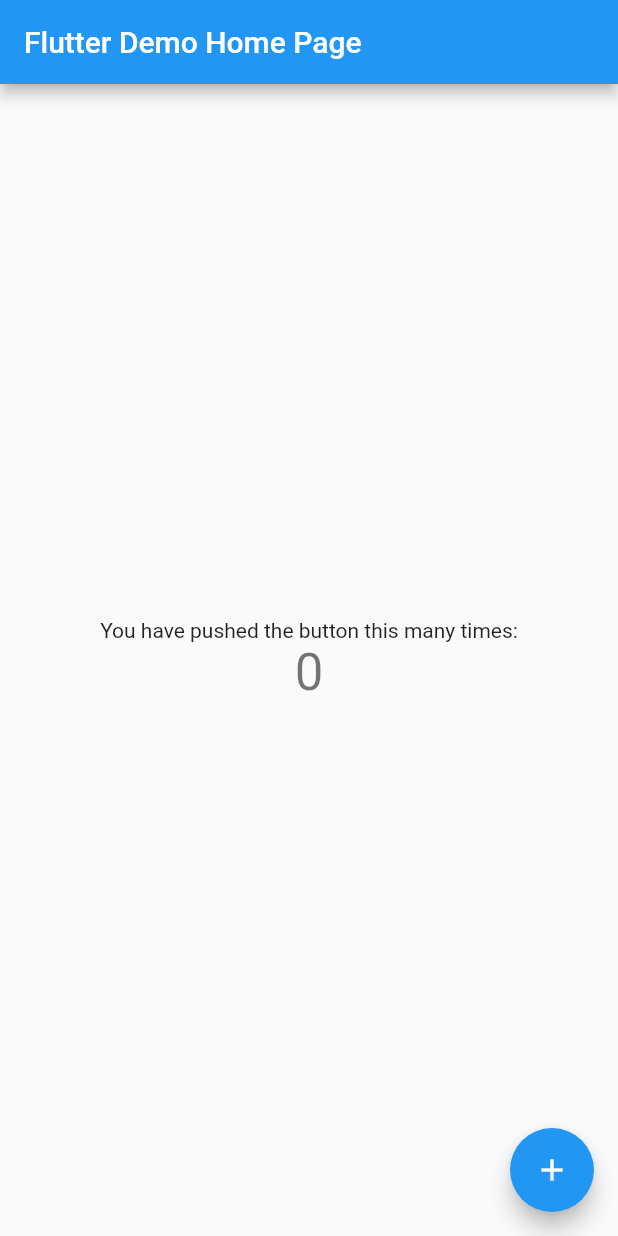
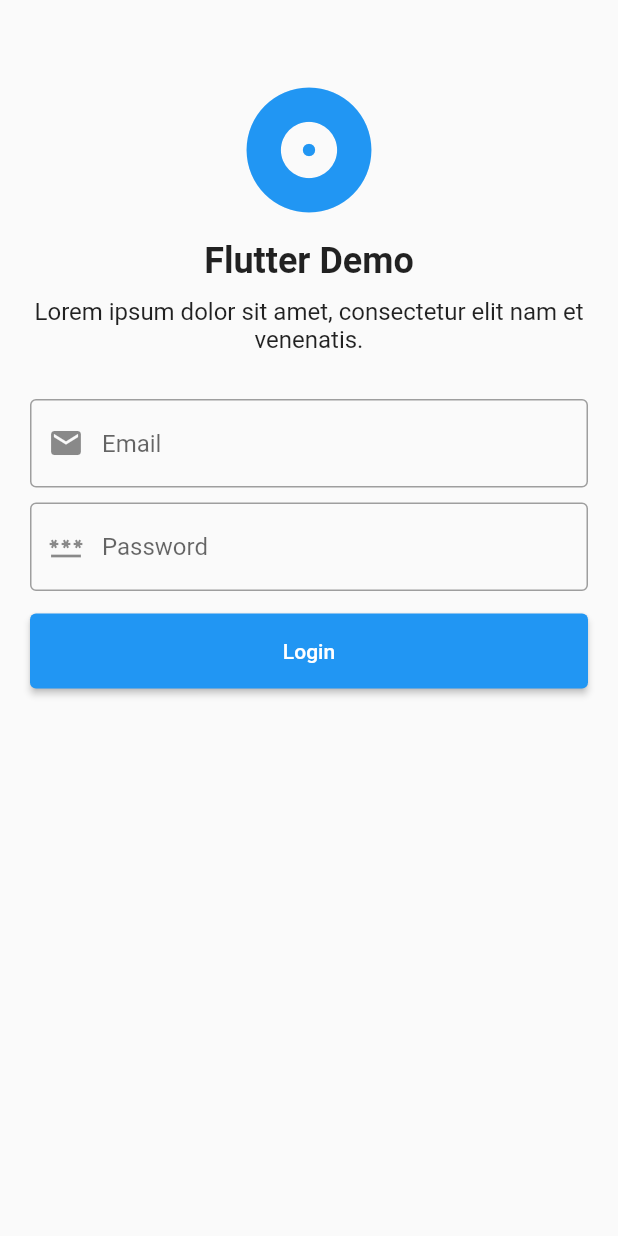
Before and after one commit to imasha-senarath/flutter-demo, a Flutter app: the screen it shows after launch, on a phone screen of 412 x 824 dp. Run offline on Flutter 3.47's test engine with Material 2 defaults, Android fonts, the light colour scheme and no system bars.

Commit message:
Simple login.

```diff
--- /dev/null
+++ b/lib/components/button.dart
@@ -0,0 +1,26 @@
+import 'package:flutter/material.dart';
+
+import '../const.dart';
+
+class MyButton extends StatelessWidget {
+  final Function()? onTap;
+  final String name;
+
+  const MyButton({super.key, required this.name, this.onTap});
+
+  @override
+  Widget build(BuildContext context) {
+    return SizedBox(
+      width: MediaQuery.of(context).size.width,
+      height: 50,
+      child: ElevatedButton(
+        onPressed: onTap,
+        style: ButtonStyle(
+          backgroundColor: MaterialStateProperty.all(primaryColor),
+          foregroundColor: MaterialStateProperty.all(Colors.white),
+        ),
+        child: Text(name),
+      ),
+    );
+  }
+}
--- /dev/null
+++ b/lib/components/text_field.dart
@@ -0,0 +1,33 @@
+import 'package:flutter/material.dart';
+
+class MyTextField extends StatelessWidget {
+  final TextEditingController controller;
+  final String hintText;
+  final bool obscureText;
+  final Icon icon;
+
+  const MyTextField({
+    super.key,
+    required this.hintText,
+    required this.controller,
+    required this.obscureText, required this.icon,
+  });
+
+  @override
+  Widget build(BuildContext context) {
+    return TextField(
+      controller: controller,
+      obscureText: obscureText,
+      decoration: InputDecoration(
+        enabledBorder: const OutlineInputBorder(
+          borderSide: BorderSide(color: Colors.grey),
+        ),
+        focusedBorder: const OutlineInputBorder(
+          borderSide: BorderSide(color: Colors.black),
+        ),
+        hintText: hintText,
+        prefixIcon: icon,
+      ),
+    );
+  }
+}
--- /dev/null
+++ b/lib/const.dart
@@ -0,0 +1,5 @@
+import 'package:flutter/material.dart';
+
+// colors
+var backgroundColor = Colors.grey[300];
+var primaryColor = Colors.blue;
--- a/lib/main.dart
+++ b/lib/main.dart
@@ -1,4 +1,5 @@
 import 'package:flutter/material.dart';
+import 'package:flutter_demo/views/splash_view.dart';
 
 void main() {
   runApp(const MyApp());
@@ -7,109 +8,15 @@
 class MyApp extends StatelessWidget {
   const MyApp({super.key});
 
-  // This widget is the root of your application.
   @override
   Widget build(BuildContext context) {
     return MaterialApp(
+      debugShowCheckedModeBanner: false,
       title: 'Flutter Demo',
       theme: ThemeData(
-        // This is the theme of your application.
-        //
-        // Try running your application with "flutter run". You'll see the
-        // application has a blue toolbar. Then, without quitting the app, try
-        // changing the primarySwatch below to Colors.green and then invoke
-        // "hot reload" (press "r" in the console where you ran "flutter run",
-        // or simply save your changes to "hot reload" in a Flutter IDE).
-        // Notice that the counter didn't reset back to zero; the application
-        // is not restarted.
         primarySwatch: Colors.blue,
       ),
-      home: const MyHomePage(title: 'Flutter Demo Home Page'),
+      home: const SplashView(),
     );
   }
 }
-
-class MyHomePage extends StatefulWidget {
-  const MyHomePage({super.key, required this.title});
-
-  // This widget is the home page of your application. It is stateful, meaning
-  // that it has a State object (defined below) that contains fields that affect
-  // how it looks.
-
-  // This class is the configuration for the state. It holds the values (in this
-  // case the title) provided by the parent (in this case the App widget) and
-  // used by the build method of the State. Fields in a Widget subclass are
-  // always marked "final".
-
-  final String title;
-
-  @override
-  State<MyHomePage> createState() => _MyHomePageState();
-}
-
-class _MyHomePageState extends State<MyHomePage> {
-  int _counter = 0;
-
-  void _incrementCounter() {
-    setState(() {
-      // This call to setState tells the Flutter framework that something has
-      // changed in this State, which causes it to rerun the build method below
-      // so that the display can reflect the updated values. If we changed
-      // _counter without calling setState(), then the build method would not be
-      // called again, and so nothing would appear to happen.
-      _counter++;
-    });
-  }
-
-  @override
-  Widget build(BuildContext context) {
-    // This method is rerun every time setState is called, for instance as done
-    // by the _incrementCounter method above.
-    //
-    // The Flutter framework has been optimized to make rerunning build methods
-    // fast, so that you can just rebuild anything that needs updating rather
-    // than having to individually change instances of widgets.
-    return Scaffold(
-      appBar: AppBar(
-        // Here we take the value from the MyHomePage object that was created by
-        // the App.build method, and use it to set our appbar title.
-        title: Text(widget.title),
-      ),
-      body: Center(
-        // Center is a layout widget. It takes a single child and positions it
-        // in the middle of the parent.
-        child: Column(
-          // Column is also a layout widget. It takes a list of children and
-          // arranges them vertically. By default, it sizes itself to fit its
-          // children horizontally, and tries to be as tall as its parent.
-          //
-          // Invoke "debug painting" (press "p" in the console, choose the
-          // "Toggle Debug Paint" action from the Flutter Inspector in Android
-          // Studio, or the "Toggle Debug Paint" command in Visual Studio Code)
-          // to see the wireframe for each widget.
-          //
-          // Column has various properties to control how it sizes itself and
-          // how it positions its children. Here we use mainAxisAlignment to
-          // center the children vertically; the main axis here is the vertical
-          // axis because Columns are vertical (the cross axis would be
-          // horizontal).
-          mainAxisAlignment: MainAxisAlignment.center,
-          children: <Widget>[
-            const Text(
-              'You have pushed the button this many times:',
-            ),
-            Text(
-              '$_counter',
-              style: Theme.of(context).textTheme.headlineMedium,
-            ),
-          ],
-        ),
-      ),
-      floatingActionButton: FloatingActionButton(
-        onPressed: _incrementCounter,
-        tooltip: 'Increment',
-        child: const Icon(Icons.add),
-      ), // This trailing comma makes auto-formatting nicer for build methods.
-    );
-  }
-}
--- /dev/null
+++ b/lib/views/login_view.dart
@@ -0,0 +1,107 @@
+import 'package:flutter/material.dart';
+import 'package:flutter_demo/components/button.dart';
+import 'package:flutter_demo/components/dialog.dart';
+import 'package:flutter_demo/const.dart';
+import 'package:flutter_demo/views/home_view.dart';
+
+import '../components/text_field.dart';
+
+class LoginView extends StatefulWidget {
+  const LoginView({super.key});
+
+  @override
+  State<LoginView> createState() => _LoginViewState();
+}
+
+class _LoginViewState extends State<LoginView> {
+  final emailController = TextEditingController();
+  final passwordController = TextEditingController();
+
+  void userLogin() {
+    String emailValue = emailController.text;
+    String passwordValue = passwordController.text;
+
+    if (emailValue == "me@imasha.com" && passwordValue == "1234") {
+      Navigator.of(context).pushReplacement(
+        MaterialPageRoute(
+          builder: (BuildContext context) => const HomeView(),
+        ),
+      );
+    } else {
+      showDialog(
+          context: context,
+          builder: (BuildContext context) {
+            return const MyDialog(
+              title: 'Error',
+              description: 'Invalid credentials',
+            );
+          });
+    }
+  }
+
+  @override
+  Widget build(BuildContext context) {
+    return Scaffold(
+      body: Container(
+        margin: const EdgeInsets.all(20.0),
+        child: Column(
+          children: [
+            const SizedBox(
+              height: 30.0,
+            ),
+            Icon(
+              Icons.album_rounded,
+              color: primaryColor,
+              size: 100.0,
+            ),
+            const SizedBox(
+              height: 10.0,
+            ),
+            const Text(
+              "Flutter Demo",
+              style: TextStyle(
+                fontSize: 24.0,
+                fontWeight: FontWeight.bold,
+              ),
+            ),
+            const SizedBox(
+              height: 10.0,
+            ),
+            const Text(
+              "Lorem ipsum dolor sit amet, consectetur elit nam et venenatis.",
+              textAlign: TextAlign.center,
+              style: TextStyle(
+                fontSize: 16.0,
+              ),
+            ),
+            const SizedBox(
+              height: 30.0,
+            ),
+            MyTextField(
+              hintText: 'Email',
+              controller: emailController,
+              obscureText: false,
+              icon: const Icon(Icons.email),
+            ),
+            const SizedBox(
+              height: 10.0,
+            ),
+            MyTextField(
+              hintText: 'Password',
+              controller: passwordController,
+              obscureText: true,
+              icon: const Icon(Icons.password),
+            ),
+            const SizedBox(
+              height: 15.0,
+            ),
+            MyButton(
+              onTap: userLogin,
+              name: 'Login',
+            )
+          ],
+        ),
+      ),
+    );
+  }
+}
```
Also changed, not shown: lib/components/dialog.dart (added, +28 -0 lines), lib/components/hamburger.dart (added, +44 -0 lines), lib/views/home_view.dart (added, +24 -0 lines), lib/views/splash_view.dart (added, +33 -0 lines), lib/bloc/login/login_bloc.dart (added), lib/bloc/login/login_event.dart (added), lib/bloc/login/login_state.dart (added).
